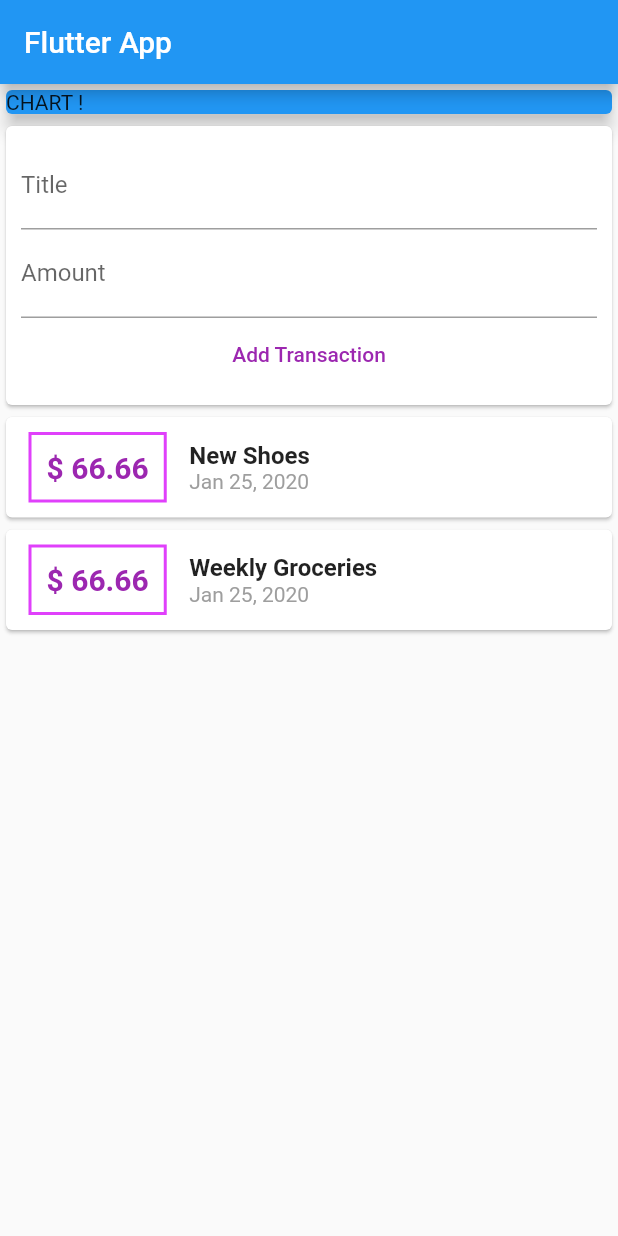
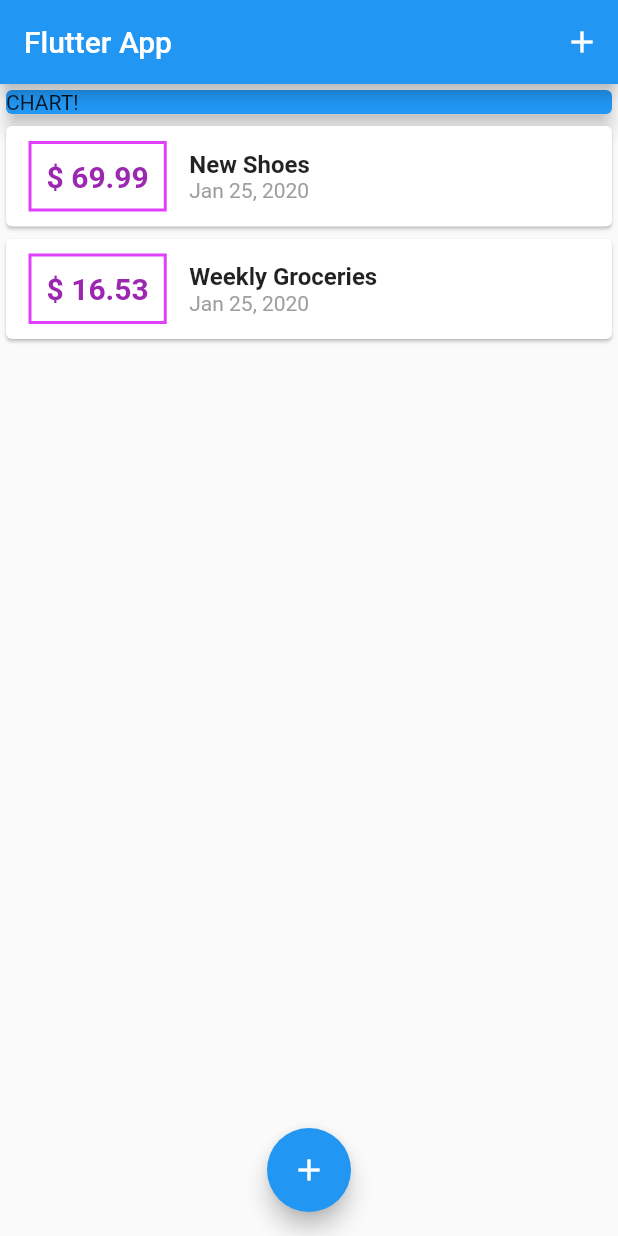
Before and after one commit to anandagr21/expense_manager, a Flutter app: the screen it shows after launch, on a phone screen of 412 x 824 dp. Run offline on Flutter 3.47's test engine with Material 2 defaults, Android fonts, the phone set to English and light mode, and no system bars.

Commit message:
ui improvement

```diff
--- a/lib/main.dart
+++ b/lib/main.dart
@@ -1,5 +1,8 @@
-import './widgets/user_transaction.dart';
 import 'package:flutter/material.dart';
+
+import './widgets/new_transaction.dart';
+import './widgets/transaction_list.dart';
+import './models/transaction.dart';
 
 void main() => runApp(MyApp());
 
@@ -13,35 +16,88 @@ class MyApp extends StatelessWidget {
   }
 }
 
-class MyHomePage extends StatelessWidget {
-//  String titleInput;
-//  String amountInput;
+class MyHomePage extends StatefulWidget {
+  // String titleInput;
+  // String amountInput;
+  @override
+  _MyHomePageState createState() => _MyHomePageState();
+}
 
-  final titleController = TextEditingController();
-  final amountController = TextEditingController();
+class _MyHomePageState extends State<MyHomePage> {
+  final List<Transaction> _userTransactions = [
+    Transaction(
+      id: 't1',
+      title: 'New Shoes',
+      amount: 69.99,
+      date: DateTime.now(),
+    ),
+    Transaction(
+      id: 't2',
+      title: 'Weekly Groceries',
+      amount: 16.53,
+      date: DateTime.now(),
+    ),
+  ];
+
+  void _addNewTransaction(String txTitle, double txAmount) {
+    final newTx = Transaction(
+      title: txTitle,
+      amount: txAmount,
+      date: DateTime.now(),
+      id: DateTime.now().toString(),
+    );
+
+    setState(() {
+      _userTransactions.add(newTx);
+    });
+  }
+
+  void _startAddNewTransaction(BuildContext ctx) {
+    showModalBottomSheet(
+      context: ctx,
+      builder: (_) {
+        return GestureDetector(
+          onTap: () {},
+          child: NewTransaction(_addNewTransaction),
+          behavior: HitTestBehavior.opaque,
+        );
+      },
+    );
+  }
 
   @override
   Widget build(BuildContext context) {
     return Scaffold(
       appBar: AppBar(
         title: Text('Flutter App'),
+        actions: <Widget>[
+          IconButton(
+            icon: Icon(Icons.add),
+            onPressed: () => _startAddNewTransaction(context),
+          ),
+        ],
       ),
       body: SingleChildScrollView(
         child: Column(
-          mainAxisAlignment: MainAxisAlignment.start,
+          // mainAxisAlignment: MainAxisAlignment.start,
           crossAxisAlignment: CrossAxisAlignment.stretch,
           children: <Widget>[
             Container(
               width: double.infinity,
               child: Card(
                 color: Colors.blue,
-                child: Text('CHART !'),
+                child: Text('CHART!'),
                 elevation: 5,
               ),
             ),
-            UserTransaction(),
+            TransactionList(_userTransactions),
           ],
         ),
+      ),
+      floatingActionButtonLocation: FloatingActionButtonLocation.centerFloat,
+      floatingActionButton: FloatingActionButton(
+        child: Icon(Icons.add),
+        onPressed: () => _startAddNewTransaction(context),
       ),
     );
   }
--- a/lib/widgets/user_transaction.dart
+++ /dev/null
@@ -1,47 +0,0 @@
-import 'package:flutter/material.dart';
-import './new_transaction.dart';
-import './transaction_list.dart';
-import '../models/transaction.dart';
-
-class UserTransaction extends StatefulWidget {
-  @override
-  _UserTransactionState createState() => _UserTransactionState();
-}
-
-class _UserTransactionState extends State<UserTransaction> {
-  final List<Transaction> _userTransactions = [
-    Transaction(
-      id: 't1',
-      title: 'New Shoes',
-      amount: 66.66,
-      date: DateTime.now(),
-    ),
-    Transaction(
-      id: 't2',
-      title: 'Weekly Groceries',
-      amount: 66.66,
-      date: DateTime.now(),
-    ),
-  ];
-
-  void _addNewTransaction(String txTitle, double txAmount) {
-    final newTx = Transaction(
-        id: DateTime.now().toString(),
-        title: txTitle,
-        amount: txAmount,
-        date: DateTime.now());
-    setState(() {
-      _userTransactions.add(newTx);
-    });
-  }
-
-  @override
-  Widget build(BuildContext context) {
-    return Column(
-      children: <Widget>[
-        NewTransaction(_addNewTransaction),
-        TransactionList(_userTransactions),
-      ],
-    );
-  }
-}
```
